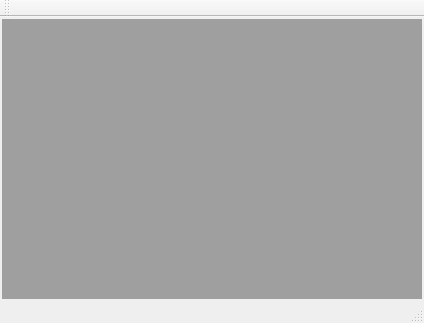
Old version of the form app/AstroImageStacker/MainWindow.ui in the repository blackphil/AstroCameraRemote.
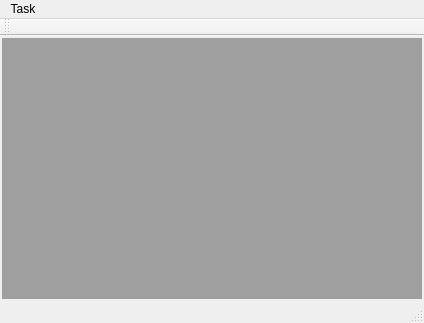
New version of the form.

Commit message: Next step on multi-tasking-batch-processing.

Diff of the .ui file:
```diff
--- a/app/AstroImageStacker/MainWindow.ui
+++ b/app/AstroImageStacker/MainWindow.ui
@@ -44,6 +44,16 @@
      <height>21</height>
     </rect>
    </property>
+   <widget class="QMenu" name="menuBatch_processing">
+    <property name="title">
+     <string>Task</string>
+    </property>
+    <addaction name="actionAddTask"/>
+    <addaction name="actionRemoveTask"/>
+    <addaction name="separator"/>
+    <addaction name="actionExecuteTasks"/>
+   </widget>
+   <addaction name="menuBatch_processing"/>
   </widget>
   <widget class="QToolBar" name="mainToolBar">
    <attribute name="toolBarArea">
```
Left out of the diff: 15 changed lines with no effect on the pictures. The commit also changes 30 other files.
